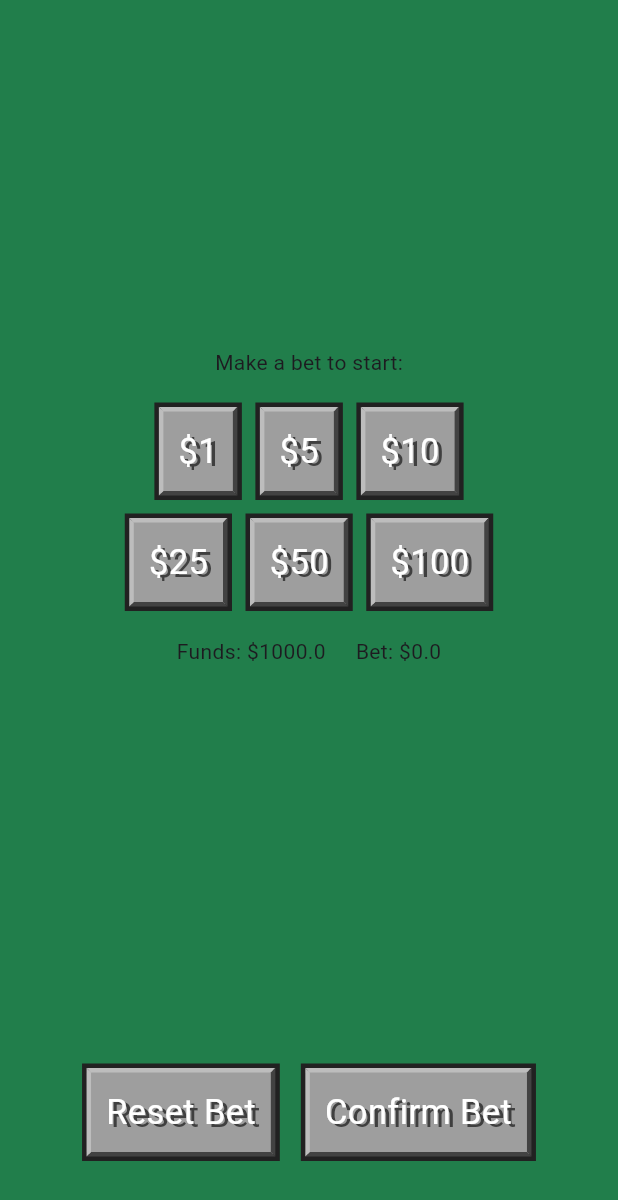
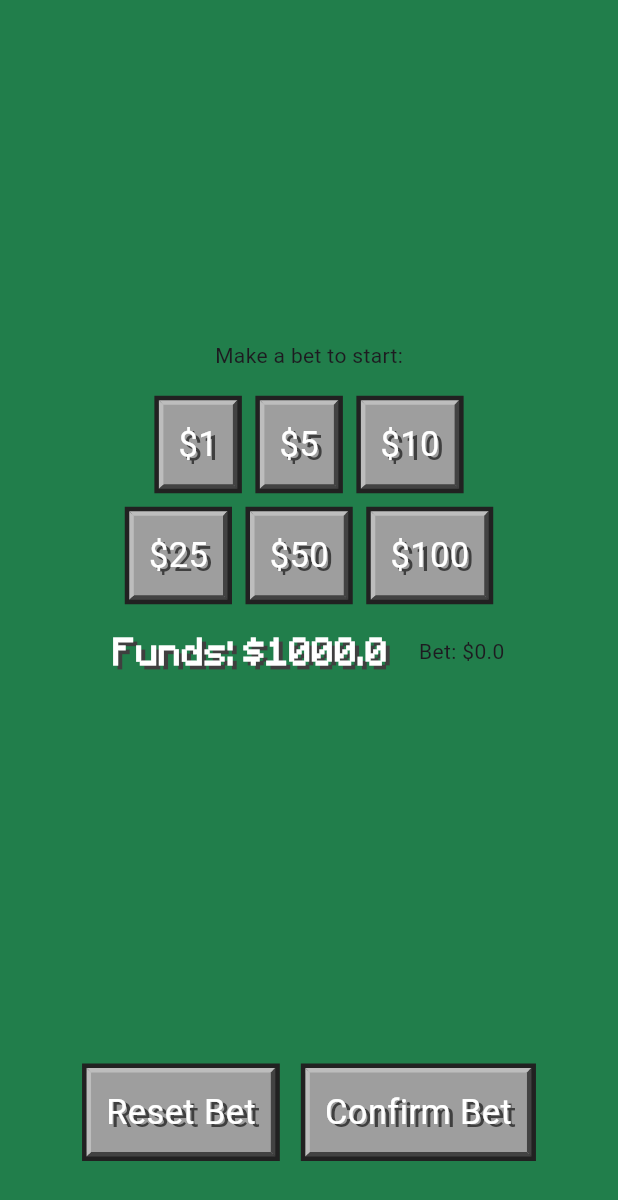
Before and after one commit to hdaren2/JackBlack, a Flutter app: the GamePage screen opened directly, on a phone screen of 412 x 824 dp. Shown: the top 1200 px of the screen. Run offline on Flutter 3.47's test engine with Material 3 defaults, Android fonts, the phone set to English and light mode, and no system bars; missing offline and left inert: flutter_webrtc.

Commit message:
added text styling to game.dart

```diff
--- a/jackblack/lib/game.dart
+++ b/jackblack/lib/game.dart
@@ -271,7 +271,15 @@ class _GamePageState extends State<GamePage> {
             Row(
               mainAxisAlignment: MainAxisAlignment.center,
               children: [
-                Text("Funds: \$${player.funds}"),
+                Text("Funds: \$${player.funds}",
+                style: TextStyle(
+                  fontSize: 20,
+                  fontWeight: FontWeight.bold,
+                  color: Colors.white,
+                  fontFamily: 'Minecraft',
+                  shadows: [Shadow(offset: Offset(2.9,3.1), blurRadius: 0,color: Color.fromRGBO(63, 63, 63, 1))]
+                ),
+                ),
                 SizedBox(width: 20),
                 Text("Bet: \$$bet")
               ],
```
